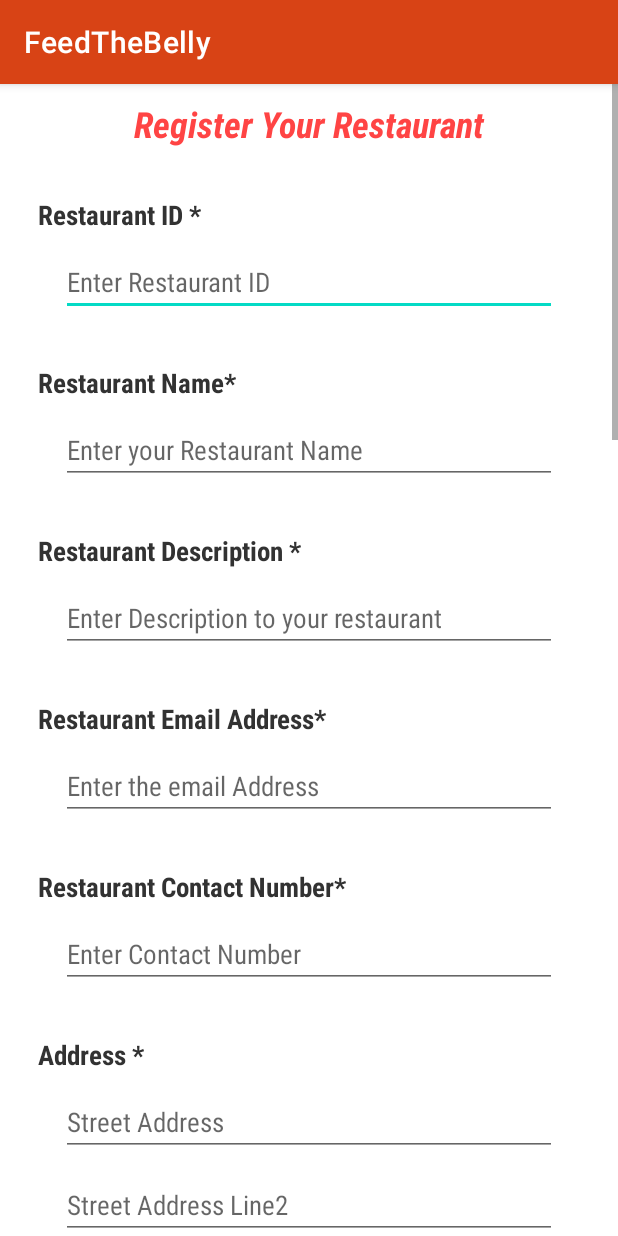
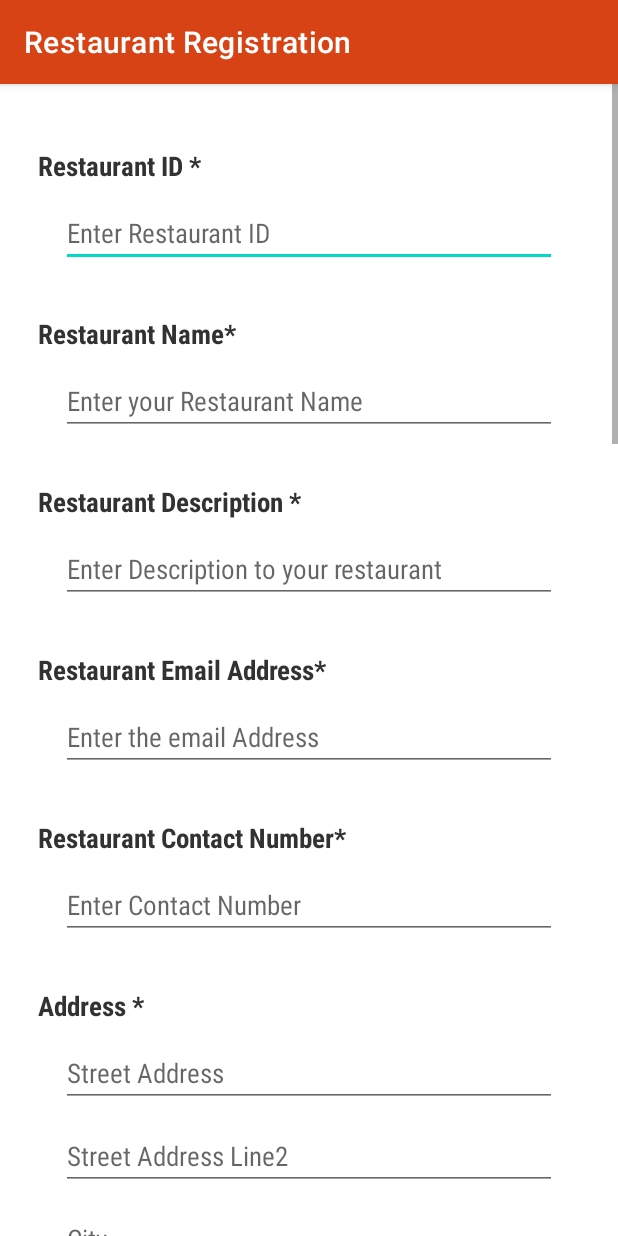
Before and after one commit to Aakash145/Aakash145-W21G4_FeedTheBelly, an Android app: the Regestration_Restauarant screen opened directly, with no data from a screen before it, on a phone screen of 412 x 824 dp. Run offline under Robolectric (Android 15) with nearby library versions, the light colour scheme and no system bars.

```diff
--- a/app/src/main/java/com/example/foodrescue/MainActivity.java
+++ b/app/src/main/java/com/example/foodrescue/MainActivity.java
@@ -19,6 +19,7 @@ public class MainActivity extends AppCompatActivity {
         setContentView(R.layout.activity_main);
 
         ActionBar myBar = getSupportActionBar();
+        myBar.setTitle("Feed The Belly");
         myBar.setDisplayHomeAsUpEnabled(true);
         myBar.setDisplayUseLogoEnabled(true);
         myBar.setLogo(R.mipmap.ic_launcher_round);
--- a/app/src/main/java/com/example/foodrescue/Regestration_Restauarant.java
+++ b/app/src/main/java/com/example/foodrescue/Regestration_Restauarant.java
@@ -1,5 +1,6 @@
 package com.example.foodrescue;
 
+import androidx.appcompat.app.ActionBar;
 import androidx.appcompat.app.AppCompatActivity;
 
 import android.os.Bundle;
@@ -11,5 +12,8 @@ public class Regestration_Restauarant extends AppCompatActivity {
     protected void onCreate(Bundle savedInstanceState) {
         super.onCreate(savedInstanceState);
         setContentView(R.layout.activity_regestration__restauarant);
+
+        ActionBar myActionBar=getSupportActionBar();
+        myActionBar.setTitle("Restaurant Registration");
     }
 }
--- a/app/src/main/java/com/example/foodrescue/RegisterationActivity.java
+++ b/app/src/main/java/com/example/foodrescue/RegisterationActivity.java
@@ -10,7 +10,7 @@ import android.widget.Button;
 public class RegisterationActivity extends AppCompatActivity {
 
     Button signInButton;
-
+    Button rescueFood;
     Button donateFood;
     @Override
     protected void onCreate(Bundle savedInstanceState) {
@@ -19,6 +19,7 @@ public class RegisterationActivity extends AppCompatActivity {
 
         signInButton = findViewById(R.id.signInButton);
         donateFood = findViewById(R.id.donateButton);
+        rescueFood=findViewById(R.id.rescueButton);
 
         signInButton.setOnClickListener(new View.OnClickListener() {
             @Override
@@ -41,6 +42,11 @@ public class RegisterationActivity extends AppCompatActivity {
             }
 
         });
+
+
+        rescueFood.setOnClickListener((View view)->{
+            startActivity(new Intent(RegisterationActivity.this,NGO_Activity.class));
+        });
     }
 
 
--- a/app/src/main/res/layout/activity_regestration__restauarant.xml
+++ b/app/src/main/res/layout/activity_regestration__restauarant.xml
@@ -21,19 +21,6 @@
             android:orientation="vertical">
 
             <TextView
-                android:id="@+id/txtViewHeading"
-                android:layout_width="match_parent"
-                android:layout_height="wrap_content"
-                android:fontFamily="sans-serif-condensed"
-                android:gravity="center"
-                android:includeFontPadding="true"
-                android:text="@string/registrationForm"
-                android:textColor="@android:color/holo_red_light"
-                android:textSize="24sp"
-                android:textStyle="bold|italic"
-                app:autoSizeTextType="uniform"/>
-
-            <TextView
                 android:id="@+id/textRestaurant_ID"
                 android:layout_width="wrap_content"
                 android:layout_height="wrap_content"
@@ -41,13 +28,13 @@
                 android:layout_weight="0.4"
                 android:fontFamily="sans-serif-condensed"
                 android:includeFontPadding="true"
+                android:text="@string/Rest_id"
                 android:textColor="@android:color/secondary_text_light"
-                android:textSize="18dp"
-                android:textStyle="bold"
-                android:text="@string/Rest_id"/>
+                android:textSize="18sp"
+                android:textStyle="bold" />
 
             <EditText
-                android:id="@+id/editTextRestauarantID"
+                android:id="@+id/editTextOrganizationName"
                 android:layout_width="match_parent"
                 android:layout_height="wrap_content"
                 android:layout_marginLeft="15sp"
@@ -61,7 +48,7 @@
 
 
             <TextView
-                android:id="@+id/txtViewName"
+                android:id="@+id/txtViewCharitableNo"
                 android:layout_width="wrap_content"
                 android:layout_height="wrap_content"
                 android:layout_marginTop="32dp"
@@ -70,11 +57,11 @@
                 android:includeFontPadding="true"
                 android:text="@string/rest_name"
                 android:textColor="@android:color/secondary_text_light"
-                android:textSize="18dp"
-                android:textStyle="bold"/>
+                android:textSize="18sp"
+                android:textStyle="bold" />
 
             <EditText
-                android:id="@+id/editTextRestName"
+                android:id="@+id/editTextCharitNo"
                 android:layout_width="match_parent"
                 android:layout_height="wrap_content"
                 android:layout_marginLeft="15sp"
@@ -91,7 +78,7 @@
                 android:visibility="visible"/>
 
             <TextView
-                android:id="@+id/txtViewDesc"
+                android:id="@+id/txtViewOrgDesc"
                 android:layout_width="wrap_content"
                 android:layout_height="wrap_content"
                 android:layout_marginTop="32dp"
@@ -100,11 +87,11 @@
                 android:includeFontPadding="true"
                 android:text="@string/txtViewDesc"
                 android:textColor="@android:color/secondary_text_light"
-                android:textSize="18dp"
-                android:textStyle="bold"/>
+                android:textSize="18sp"
+                android:textStyle="bold" />
 
             <EditText
-                android:id="@+id/editTxtRestDesc"
+                android:id="@+id/editTxtOrgDesc"
                 android:layout_width="match_parent"
                 android:layout_height="wrap_content"
                 android:layout_marginLeft="15sp"
@@ -119,17 +106,17 @@
                 android:textSize="18dp"/>
 
             <TextView
-                android:id="@+id/textViewEmailAddress"
+                android:id="@+id/textViewOrgEmailAddress"
                 android:layout_width="wrap_content"
                 android:layout_height="wrap_content"
                 android:layout_marginTop="32dp"
                 android:layout_weight="0.4"
                 android:fontFamily="sans-serif-condensed"
                 android:includeFontPadding="true"
+                android:text="@string/txtViewEmailAddress"
                 android:textColor="@android:color/secondary_text_light"
-                android:textSize="18dp"
-                android:textStyle="bold"
-                android:text="@string/txtViewEmailAddress"/>
+                android:textSize="18sp"
+                android:textStyle="bold" />
 
             <EditText
                 android:id="@+id/editTextTextEmailAddress"
@@ -153,10 +140,10 @@
                 android:layout_weight="0.4"
                 android:fontFamily="sans-serif-condensed"
                 android:includeFontPadding="true"
+                android:text="@string/textViewContactNumber"
                 android:textColor="@android:color/secondary_text_light"
-                android:textSize="18dp"
-                android:textStyle="bold"
-                android:text="@string/textViewContactNumber"/>
+                android:textSize="18sp"
+                android:textStyle="bold" />
 
             <EditText
                 android:id="@+id/editTextContactNumber"
@@ -182,8 +169,8 @@
                 android:includeFontPadding="true"
                 android:text="@string/addAddress"
                 android:textColor="@android:color/secondary_text_light"
-                android:textSize="18dp"
-                android:textStyle="bold"/>
+                android:textSize="18sp"
+                android:textStyle="bold" />
 
             <EditText
                 android:id="@+id/editTextStreetName"
@@ -284,8 +271,8 @@
                 android:includeFontPadding="true"
                 android:text="@string/website"
                 android:textColor="@android:color/secondary_text_light"
-                android:textSize="18dp"
-                android:textStyle="bold"/>
+                android:textSize="18sp"
+                android:textStyle="bold" />
 
             <EditText
                 android:id="@+id/editTextWebsite"
@@ -310,8 +297,8 @@
                 android:includeFontPadding="true"
                 android:text="@string/txtViewDelivery"
                 android:textColor="@android:color/secondary_text_light"
-                android:textSize="18dp"
-                android:textStyle="bold"/>
+                android:textSize="18sp"
+                android:textStyle="bold" />
 
             <RadioGroup
                 android:id="@+id/radiogroup1"
@@ -362,8 +349,8 @@
                 android:includeFontPadding="true"
                 android:text="@string/txtViewTakeAway"
                 android:textColor="@android:color/secondary_text_light"
-                android:textSize="18dp"
-                android:textStyle="bold"/>
+                android:textSize="18sp"
+                android:textStyle="bold" />
 
             <RadioGroup
                 android:id="@+id/radiogroup2"
@@ -416,8 +403,8 @@
                 android:includeFontPadding="true"
                 android:text="@string/deliveryRadius"
                 android:textColor="@android:color/secondary_text_light"
-                android:textSize="18dp"
-                android:textStyle="bold"/>
+                android:textSize="18sp"
+                android:textStyle="bold" />
 
             <EditText
                 android:id="@+id/editTextDeliveryRadius"
--- a/app/src/main/res/layout/activity_registeration.xml
+++ b/app/src/main/res/layout/activity_registeration.xml
@@ -26,7 +26,8 @@
         android:layout_marginEnd="24dp"
         android:layout_marginRight="24dp"
         android:layout_marginBottom="4dp"
-        android:background="#FFFFFF"
+        android:background="@drawable/default_outlines_button_style"
+        android:textColor="@color/black"
         android:text="@string/donate"
         android:textSize="22sp"
         app:layout_constraintBottom_toTopOf="@+id/rescueText"
@@ -46,7 +47,8 @@
         android:layout_marginEnd="24dp"
         android:layout_marginRight="24dp"
         android:layout_marginBottom="182dp"
-        android:background="#FFFFFF"
+        android:background="@drawable/default_outlines_button_style"
+        android:textColor="@color/black"
         android:text="@string/rescue"
         android:textSize="22sp"
         app:layout_constraintBottom_toTopOf="@+id/signInButton"
@@ -59,7 +61,10 @@
         android:id="@+id/signInButton"
         android:layout_width="wrap_content"
         android:layout_height="wrap_content"
+        android:background="#00FFFFFF"
         android:text="@string/signIn"
+        android:textColor="@color/black"
+        android:textSize="18sp"
         app:layout_constraintBottom_toBottomOf="parent"
         app:layout_constraintEnd_toEndOf="parent"
         app:layout_constraintStart_toStartOf="parent"
@@ -73,18 +78,18 @@
         android:layout_marginTop="50dp"
         android:layout_marginBottom="50dp"
         android:text="@string/title"
-        android:textSize="22sp"
+        android:textColor="@color/black"
         android:textStyle="bold"
         app:layout_constraintBottom_toTopOf="@+id/donateText"
         app:layout_constraintEnd_toEndOf="parent"
         app:layout_constraintStart_toStartOf="parent"
-        app:layout_constraintTop_toTopOf="parent" />
+        app:layout_constraintTop_toTopOf="parent"
+        tools:textSize="24sp" />
 
     <TextView
         android:id="@+id/donateText"
         android:layout_width="wrap_content"
         android:layout_height="wrap_content"
-        android:layout_marginTop="50dp"
         android:text="@string/donateTxt"
         android:textColor="@color/black"
         android:textSize="20sp"
```
